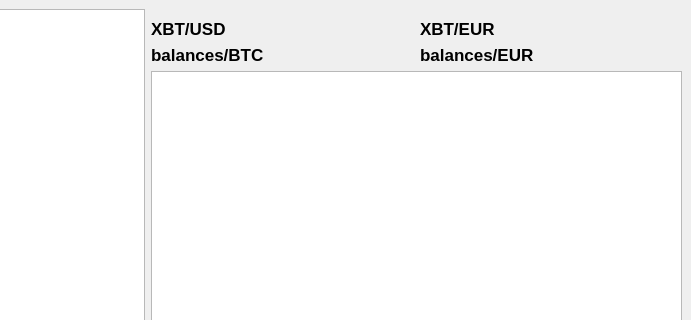
This is trader.ui in frans-fuerst/ticker as Qt 5 draws it before an edit; both pictures show x 396 to 1087 and y 0 to 320 of the 1087 by 926 pixel window. The edited form follows.
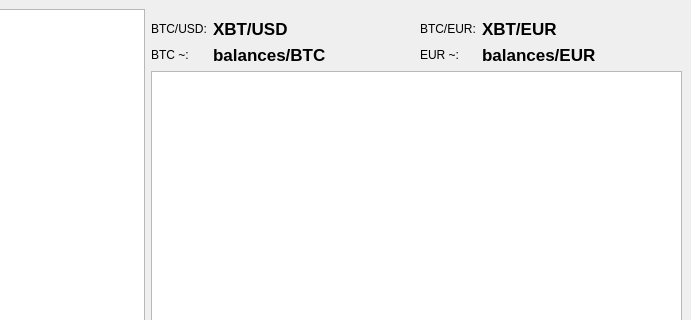
This is the edited form.

```diff
--- a/trader.ui
+++ b/trader.ui
@@ -29,6 +29,19 @@
          <number>10</number>
         </property>
         <item row="0" column="0">
+         <widget class="QLabel" name="label">
+          <property name="sizePolicy">
+           <sizepolicy hsizetype="Maximum" vsizetype="Preferred">
+            <horstretch>0</horstretch>
+            <verstretch>0</verstretch>
+           </sizepolicy>
+          </property>
+          <property name="text">
+           <string>BTC/USD:</string>
+          </property>
+         </widget>
+        </item>
+        <item row="0" column="1">
          <widget class="QLabel" name="lbl_XBT_USD">
           <property name="font">
            <font>
@@ -42,7 +55,7 @@
           </property>
          </widget>
         </item>
-        <item row="0" column="1">
+        <item row="0" column="3">
          <widget class="QLabel" name="lbl_XBT_EUR">
           <property name="font">
            <font>
@@ -56,7 +69,7 @@
           </property>
          </widget>
         </item>
-        <item row="1" column="1">
+        <item row="1" column="3">
          <widget class="QLabel" name="lbl_bal_EUR">
           <property name="font">
            <font>
@@ -70,7 +83,7 @@
           </property>
          </widget>
         </item>
-        <item row="1" column="0">
+        <item row="1" column="1">
          <widget class="QLabel" name="lbl_bal_BTC">
           <property name="font">
            <font>
@@ -84,6 +97,45 @@
           </property>
          </widget>
         </item>
+        <item row="1" column="0">
+         <widget class="QLabel" name="label_2">
+          <property name="sizePolicy">
+           <sizepolicy hsizetype="Maximum" vsizetype="Preferred">
+            <horstretch>0</horstretch>
+            <verstretch>0</verstretch>
+           </sizepolicy>
+          </property>
+          <property name="text">
+           <string>BTC ~:</string>
+          </property>
+         </widget>
+        </item>
+        <item row="0" column="2">
+         <widget class="QLabel" name="label_3">
+          <property name="sizePolicy">
+           <sizepolicy hsizetype="Maximum" vsizetype="Preferred">
+            <horstretch>0</horstretch>
+            <verstretch>0</verstretch>
+           </sizepolicy>
+          </property>
+          <property name="text">
+           <string>BTC/EUR:</string>
+          </property>
+         </widget>
+        </item>
+        <item row="1" column="2">
+         <widget class="QLabel" name="label_4">
+          <property name="sizePolicy">
+           <sizepolicy hsizetype="Maximum" vsizetype="Preferred">
+            <horstretch>0</horstretch>
+            <verstretch>0</verstretch>
+           </sizepolicy>
+          </property>
+          <property name="text">
+           <string>EUR ~:</string>
+          </property>
+         </widget>
+        </item>
        </layout>
       </item>
       <item>
```
